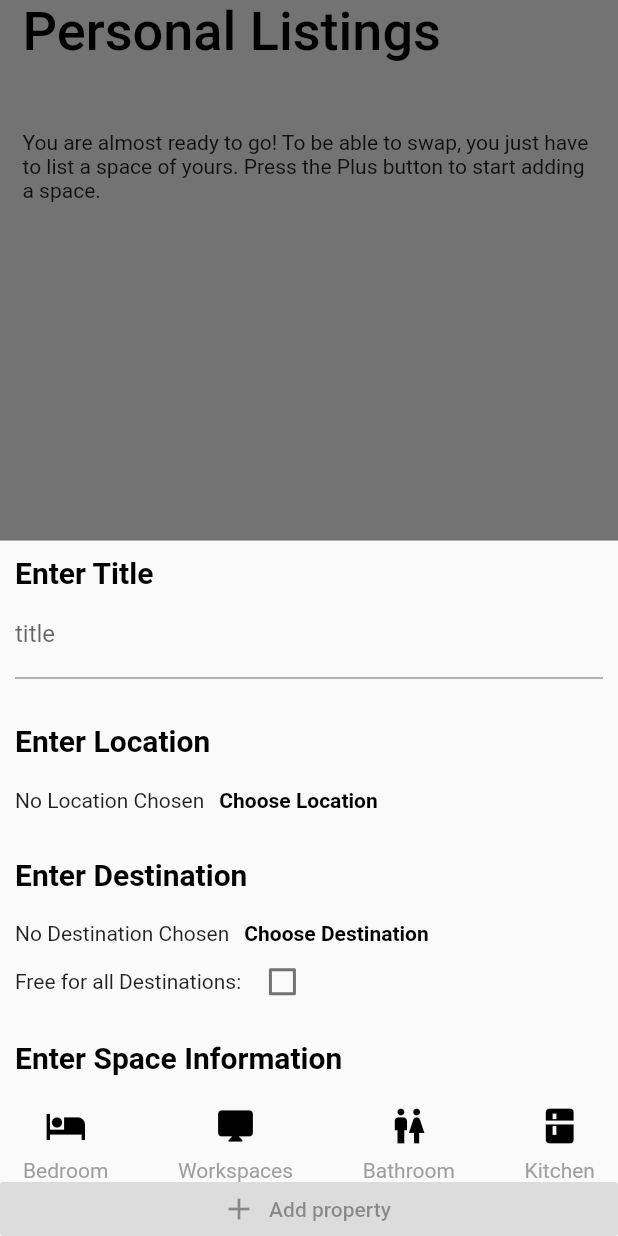
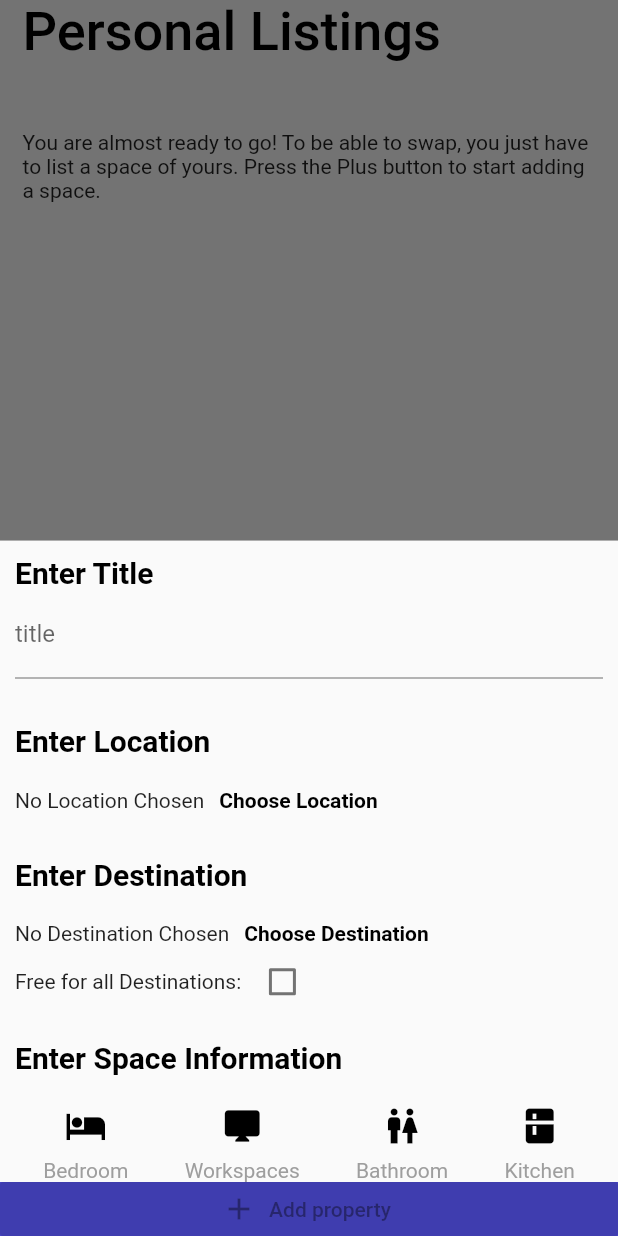
Before and after one commit to iwas-iwas/homeswap, a Flutter app: the screen it shows once a user with an empty profile is signed in, item 3 of the bottom bar chosen, after a tap on the "add" icon, on a phone screen of 412 x 824 dp. Run offline on Flutter 3.47's test engine with Material 2 defaults, Android fonts, the light colour scheme and no system bars; drawn by our look-alikes of auto_size_text; our stand-ins replace cached_network_image, cloud_firestore, device_preview, firebase_analytics, firebase_auth, firebase_core and 8 more; missing offline and left inert: flutter_google_places, geocoder, google_maps_webservice, purchases_flutter; accounts and stored records are empty.

Commit message:
some ui changes

```diff
--- a/lib/screens/user_listings_screen.dart
+++ b/lib/screens/user_listings_screen.dart
@@ -196,7 +196,7 @@ class _UserListingsScreenState extends State<UserListingsScreen> {
     //_isButtonDisabled = false;
   }
 
-  void _startAddNewProperty(BuildContext ctx) {
+  void _startAddNewProperty(BuildContext ctx, Size size) {
     final GlobalKey<ScaffoldState> _scaffoldKey =
         new GlobalKey<ScaffoldState>();
 
@@ -370,21 +370,22 @@ class _UserListingsScreenState extends State<UserListingsScreen> {
                                       _bedroomController,
                                       _bedroomValidator,
                                       modalState),
-                                  SizedBox(width: 25),
+                                  //SizedBox(width: 25),
+                                  //SizedBox(width: size.width * 0.05),
                                   buildFeature(
                                       Icons.desktop_mac,
                                       "Workspaces",
                                       _workspaceController,
                                       _workspaceValidator,
                                       modalState),
-                                  SizedBox(width: 25),
+                                  //SizedBox(width: 25),
                                   buildFeature(
                                       Icons.wc,
                                       "Bathroom",
                                       _bathroomController,
                                       _bathroomValidator,
                                       modalState),
-                                  SizedBox(width: 25),
+                                  //SizedBox(width: 25),
                                   buildFeature(
                                       Icons.kitchen,
                                       "Kitchen",
@@ -401,7 +402,9 @@ class _UserListingsScreenState extends State<UserListingsScreen> {
                                   children: [
                                     Text('Square Meter: '),
                                     SizedBox(
-                                      width: 100,
+                                      //width: 100,
+                                      width: size.width * 0.1,
+
                                       child: TextField(
                                         controller: _sqmController,
                                         decoration: InputDecoration(
@@ -430,8 +433,11 @@ class _UserListingsScreenState extends State<UserListingsScreen> {
                                 ),
                                 Row(
                                   children: [
-                                    Text('Wifi Available: '),
-                                    Checkbox(
+                                    Text('Wifi Available '),
+                                    SizedBox(
+                                      width: size.width * 0.05,
+                                      //width: 1,
+                                      child: Checkbox(
                                         value: _wifi,
                                         onChanged: (bool value) {
                                           modalState(() {
@@ -445,10 +451,12 @@ class _UserListingsScreenState extends State<UserListingsScreen> {
                                           });
                                         },
                                       ),
+                                    ),
                                   ],
                                 ),
                               ],
                             ),
+
                             // Row(
                             //   children: [
                             //     Text('Wifi: '),
@@ -476,7 +484,8 @@ class _UserListingsScreenState extends State<UserListingsScreen> {
                             Row(
                               children: [
                                 Container(
-                                  width: 150,
+                                  //width: 150,
+                                  width: size.width * 0.3,
                                   height: 100,
                                   decoration: BoxDecoration(
                                     border: Border.all(
@@ -494,9 +503,7 @@ class _UserListingsScreenState extends State<UserListingsScreen> {
                                         ),
                                   alignment: Alignment.center,
                                 ),
-                                SizedBox(
-                                  width: 10,
-                                ),
+                                SizedBox(width: size.width * 0.05),
                                 Expanded(
                                   child: FlatButton.icon(
                                     icon: Icon(Icons.camera),
@@ -521,7 +528,8 @@ class _UserListingsScreenState extends State<UserListingsScreen> {
                             Row(
                               children: [
                                 Container(
-                                  width: 150,
+                                  //width: 150,
+                                  width: size.width * 0.3,
                                   height: 100,
                                   decoration: BoxDecoration(
                                     border: Border.all(
@@ -540,7 +548,7 @@ class _UserListingsScreenState extends State<UserListingsScreen> {
                                   alignment: Alignment.center,
                                 ),
                                 SizedBox(
-                                  width: 10,
+                                  width: size.width * 0.05,
                                 ),
                                 Expanded(
                                   child: FlatButton.icon(
@@ -557,7 +565,8 @@ class _UserListingsScreenState extends State<UserListingsScreen> {
                             Row(
                               children: [
                                 Container(
-                                  width: 150,
+                                  //width: 150,
+                                  width: size.width * 0.3,
                                   height: 100,
                                   decoration: BoxDecoration(
                                     border: Border.all(
@@ -575,7 +584,9 @@ class _UserListingsScreenState extends State<UserListingsScreen> {
                                         ),
                                   alignment: Alignment.center,
                                 ),
-                                SizedBox(width: 10),
+                                SizedBox(
+                                  width: size.width * 0.05,
+                                ),
                                 Expanded(
                                   child: FlatButton.icon(
                                     icon: Icon(Icons.camera),
@@ -595,7 +606,10 @@ class _UserListingsScreenState extends State<UserListingsScreen> {
                   ),
                   _isLoading
                       ? CircularProgressIndicator()
-                      : RaisedButton.icon(
+                      : Container(
+                          color: Color(0xFF4845c7),
+                          child: SafeArea(
+                            child: RaisedButton.icon(
                               icon: Icon(Icons.add),
                               label: Text('Add property'),
                               onPressed: ((!_titleController.text.isEmpty &&
@@ -606,13 +620,14 @@ class _UserListingsScreenState extends State<UserListingsScreen> {
                                           //_pickedDestination != '' &&
                                           // entweder pickeddestination hat eine adresse oder es wurde noDestination ausgewählt (free for all)
                                           //_pickedDestination != null)
-                                      _pickedDestination == 'Free for all' &&
+                                          _pickedDestination ==
+                                              'Free for all' &&
                                           _noDestination == true &&
-                                      _bedroomCount > 0 &&
-                                      _sqm > 0 &&
-                                      _kitchenCount > 0 &&
-                                      _workspaceCount > 0 &&
-                                      _bathroomCount > 0 &&
+                                          // _bedroomCount > 0 &&
+                                          // _sqm > 0 &&
+                                          // _kitchenCount > 0 &&
+                                          // _workspaceCount > 0 &&
+                                          // _bathroomCount > 0 &&
                                           _wifi == true) ||
                                       (!_titleController.text.isEmpty &&
                                           _storedImage != null &&
@@ -622,11 +637,11 @@ class _UserListingsScreenState extends State<UserListingsScreen> {
                                           _pickedDestination != '' &&
                                           _noDestination == false &&
                                           _pickedDestination != null &&
-                                      _bedroomCount > 0 &&
-                                      _sqm > 0 &&
-                                      _kitchenCount > 0 &&
-                                      _workspaceCount > 0 &&
-                                      _bathroomCount > 0 &&
+                                          // _bedroomCount > 0 &&
+                                          // _sqm > 0 &&
+                                          // _kitchenCount > 0 &&
+                                          // _workspaceCount > 0 &&
+                                          // _bathroomCount > 0 &&
                                           _wifi == true))
                                   ? () => _sendMessage(modalState)
                                   : null,
@@ -634,6 +649,8 @@ class _UserListingsScreenState extends State<UserListingsScreen> {
                               materialTapTargetSize:
                                   MaterialTapTargetSize.shrinkWrap,
                               color: Color(0xFF4845c7),
+                            ),
+                          ),
                         ),
                 ],
               );
@@ -709,8 +726,7 @@ class _UserListingsScreenState extends State<UserListingsScreen> {
             controller: givenController,
             decoration: InputDecoration(
               hintText: "0",
-              errorText:
-                  givenValidator ? 'Bedroom Count can\'t be empty' : null,
+              errorText: givenValidator ? 'Count can\'t be empty' : null,
             ),
             keyboardType: TextInputType.number,
             inputFormatters: <TextInputFormatter>[
@@ -822,7 +838,7 @@ class _UserListingsScreenState extends State<UserListingsScreen> {
       ),
       floatingActionButtonLocation: FloatingActionButtonLocation.centerFloat,
       floatingActionButton: FloatingActionButton(
-        onPressed: () => _startAddNewProperty(context),
+        onPressed: () => _startAddNewProperty(context, size),
         child: Icon(Icons.add),
         backgroundColor: const Color(0xFF4845c7),
       ),
```
Lines whose indentation alone changed are shown as unchanged.
